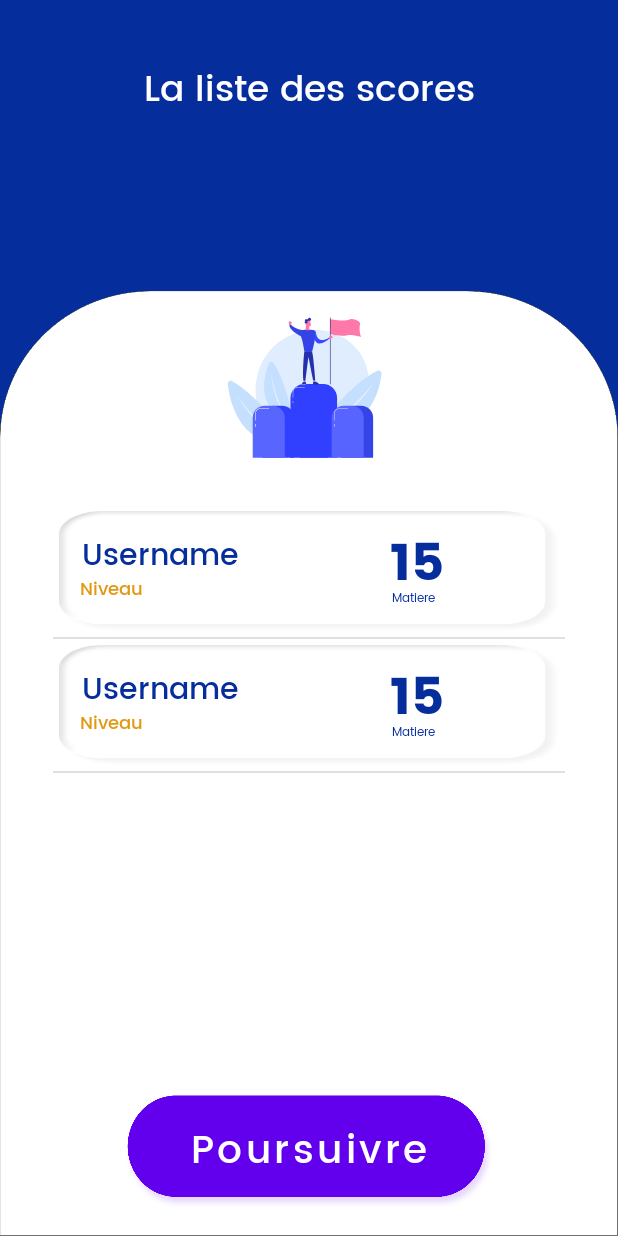
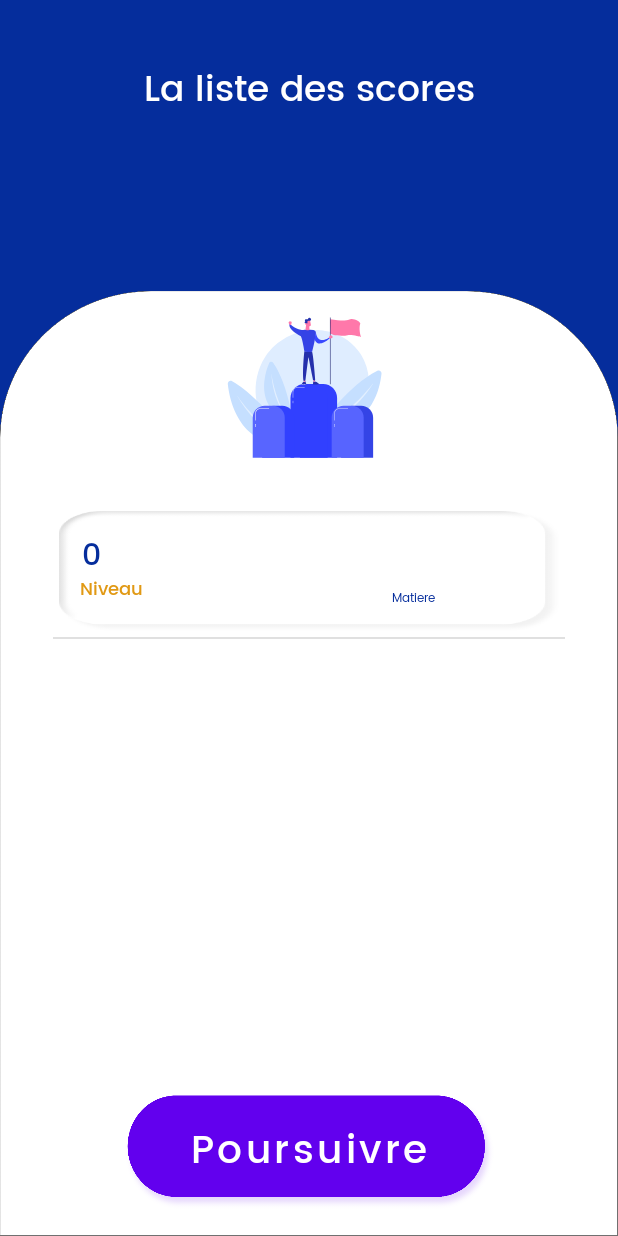
Before and after one commit to cheikhkeydi/MQuizz, an Android app: the score screen opened directly, with no data from a screen before it, after a tap on "Voir stats", on a phone screen of 412 x 824 dp. Run offline under Robolectric (Android 15) with nearby library versions, the phone set to English and light mode, and no system bars.

Commit message:
Mise a jour

```diff
--- a/app/build.gradle
+++ b/app/build.gradle
@@ -42,4 +42,6 @@ dependencies {
 //Lottie Animation
     implementation 'com.airbnb.android:lottie:3.4.0'
 
+    implementation 'com.readystatesoftware.sqliteasset:sqliteassethelper:+'
+
 }
--- a/app/src/main/java/Table/Question.java
+++ b/app/src/main/java/Table/Question.java
@@ -1,12 +1,14 @@
 package Table;
 
 public class Question {
+
 	private int ID;
 	private String QUESTION;
 	private String OPTA;
 	private String OPTB;
 	private String OPTC;
 	private String ANSWER;
+
 
 	public Question()
 	{
@@ -18,6 +20,7 @@ public class Question {
 		ANSWER="";
 	}
 
+
 	public Question(String qUESTION, String oPTA, String oPTB, String oPTC,
 			String aNSWER) {
 
@@ -27,7 +30,6 @@ public class Question {
 		OPTC = oPTC;
 		ANSWER = aNSWER;
 	}
-
 
 
 	public int getID()
@@ -69,4 +71,5 @@ public class Question {
 		ANSWER = aNSWER;
 	}
 
+
 }
--- a/app/src/main/java/adapter/ListeScoreAdapter.java
+++ b/app/src/main/java/adapter/ListeScoreAdapter.java
@@ -50,7 +50,7 @@ public class ListeScoreAdapter extends BaseAdapter {
         convertView = layoutInflater.inflate(R.layout.adapter_listescore,null);
         //Lister les composants de notre classe USers
         User userList = users.get(position);
-        String userName =userList.getPseudo();
+        String userName =userList.getPseudo().toString();
         Integer  userScore = userList.getScore();
         //Instanciere les elements de AdapterListeScore
 
@@ -59,7 +59,8 @@ public class ListeScoreAdapter extends BaseAdapter {
 
       //  textPseudo.setText(userName);
 
-
+        textPseudo.setText(userName);
+        textPseudo.setText(userScore.toString());
 
       //  scorePseudo.setText(Integer.toString(userScore)+"/20");
 
--- a/app/src/main/java/adapter/matiereAdapter.java
+++ b/app/src/main/java/adapter/matiereAdapter.java
@@ -29,8 +29,6 @@ public class matiereAdapter extends BaseAdapter {
         this.matiere_itemList = matiere_itemList;
         this.layoutInflater = LayoutInflater.from(context);
     }
-
-
 
 
     @Override
--- a/app/src/main/java/classe/User.java
+++ b/app/src/main/java/classe/User.java
@@ -17,6 +17,7 @@ public class User {
     {
         this.pseudo =null;
         this.id = 0;
+        this.score = score;
     }
 
     public int getScore()
--- a/app/src/main/java/com/example/mquizz/MainActivity.java
+++ b/app/src/main/java/com/example/mquizz/MainActivity.java
@@ -28,6 +28,8 @@ public class MainActivity extends AppCompatActivity {
         questionnaire=(Button) findViewById(R.id.questionnaire);
         jouer=(Button) findViewById(R.id.jouer);
         quizz=(Button) findViewById(R.id.quizz);
+
+        Toast.makeText(getApplicationContext(),"Bienvenue",Toast.LENGTH_LONG).show();
 
 
 
--- a/app/src/main/java/com/example/mquizz/liste_score.java
+++ b/app/src/main/java/com/example/mquizz/liste_score.java
@@ -28,11 +28,7 @@ public class liste_score extends AppCompatActivity {
         button =(Button) findViewById(R.id.btn_poursuivre);
 
         List<User> userList = new ArrayList<>();
-        userList.add(new User("Stephanie"));
-        userList.add(new User("Cheikh"));
-
-
-
+        userList.add(new User("Makhtar"));
 
         listView.setAdapter(new ListeScoreAdapter(userList, this));
 
--- a/app/src/main/java/com/example/mquizz/score.java
+++ b/app/src/main/java/com/example/mquizz/score.java
@@ -8,9 +8,11 @@ import android.view.View;
 import android.widget.Button;
 import android.widget.TextView;
 
+import java.util.ArrayList;
 import java.util.List;
 
 import Table.Question;
+import classe.User;
 
 public class score extends AppCompatActivity {
     private Button button;
@@ -27,9 +29,9 @@ public class score extends AppCompatActivity {
         setContentView(R.layout.activity_score);
         button =(Button) findViewById(R.id.poursuivre);
         text_score = (TextView) findViewById(R.id.text_score);
+        List<User> list = new ArrayList<>();
 
-
-        text_score.setText("");
+        //text_score.setText(list.get);
 
         //Recuper le score dans la table questionnaire
 
--- a/app/src/main/java/data/DbHelper.java
+++ b/app/src/main/java/data/DbHelper.java
@@ -19,6 +19,7 @@ import static data.QuizContract.MovieEntry.KEY_OPTC;
 import static data.QuizContract.MovieEntry.KEY_QUES;
 import static data.QuizContract.MovieEntry.TABLE_QUEST;
 
+
 public class DbHelper extends SQLiteOpenHelper {
 	private static final int DATABASE_VERSION = 1;
 	// Database Name
@@ -29,6 +30,7 @@ public class DbHelper extends SQLiteOpenHelper {
 	public DbHelper(Context context) {
 		super(context, DATABASE_NAME, null, DATABASE_VERSION);
 	}
+
 	@Override
 	public void onCreate(SQLiteDatabase db) {
 		dbase=db;
@@ -54,8 +56,6 @@ public class DbHelper extends SQLiteOpenHelper {
 		Question q5=new Question("Android is?","NetworkInfo","GooglePlay","Linux Based","Linux Based");
 		this.addQuestion(q5);
 	}
-
-
 
 	@Override
 	public void onUpgrade(SQLiteDatabase db, int oldV, int newV) {
@@ -110,4 +110,6 @@ public class DbHelper extends SQLiteOpenHelper {
 		row=cursor.getCount();
 		return row;
 	}
+
+
 }
--- a/app/src/main/res/layout/adapter_listescore.xml
+++ b/app/src/main/res/layout/adapter_listescore.xml
@@ -26,7 +26,7 @@
             android:layout_marginRight="207dp"
             android:layout_marginBottom="41dp"
             android:fontFamily="@font/poppinsmedium"
-            android:text="Username"
+            android:text=""
             android:textAllCaps="false"
             android:textColor="@color/colorprincipale"
             android:textSize="20dp" />
@@ -65,7 +65,7 @@
             android:layout_marginRight="9dp"
             android:layout_marginBottom="22dp"
             android:fontFamily="@font/poppinsbold"
-            android:text="15"
+            android:text=""
             android:textColor="@color/colorprincipale"
             android:textSize="34dp" />
 
```
Also changed, not shown: app/src/main/java/com/example/mquizz/pseudo.java (+25 -3 lines), app/src/main/java/data/UserContract.java (added, +15 -0 lines).
